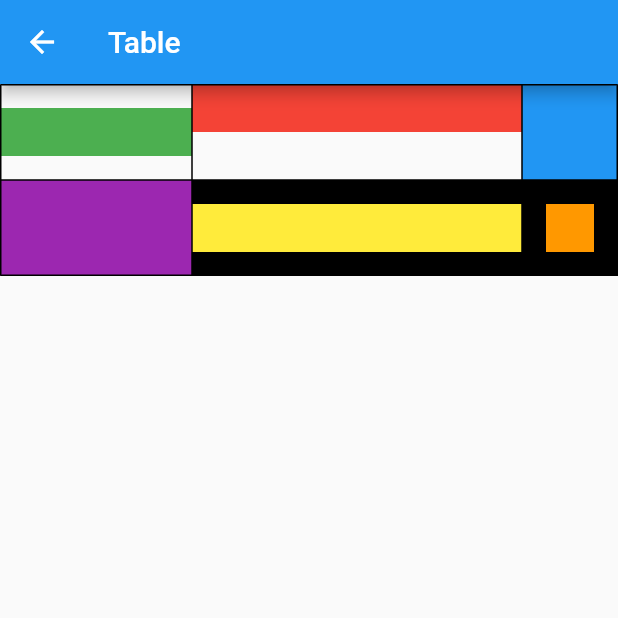
After one commit to socurites/flutter_app, a Flutter app: the screen it shows after launch, in the side drawer, after a tap on "Table", on a phone screen of 412 x 824 dp, the top half of it. The commit adds this screen. Run offline on Flutter 3.47's test engine with Material 2 defaults, Android fonts, the phone set to English and light mode, and no system bars.

Commit message:
Add table demo

```diff
--- a/lib/main.dart
+++ b/lib/main.dart
@@ -6,6 +6,7 @@ import 'package:flutter_app/page/demo_page_view.dart';
 import 'package:flutter_app/page/demo_scroll_view.dart';
 import 'package:flutter_app/page/demo_stack_view.dart';
 import 'package:flutter_app/page/demo_tab.dart';
+import 'package:flutter_app/page/demo_table_view.dart';
 import 'package:flutter_app/struct/floating_action_button_view.dart';
 import 'package:flutter_app/struct/quantity_counter_button_view.dart';
 
@@ -145,6 +146,16 @@ class MyHomePage extends StatelessWidget {
                       MaterialPageRoute(builder: (context) => DemoTabPage('Tab')));
                 },
               ),
+              ListTile(
+                title: Text('Table'),
+                trailing: Icon(Icons.navigate_next),
+                onTap: () {
+                  Navigator.of(context).pop();
+                  Navigator.push(
+                      context,
+                      MaterialPageRoute(builder: (context) => DemoTableViewPage('Table')));
+                },
+              ),
               SizedBox(
                 height: 40.0,
                 child: DecoratedBox(
--- /dev/null
+++ b/lib/page/demo_table_view.dart
@@ -0,0 +1,70 @@
+import 'package:flutter/material.dart';
+
+class DemoTableViewPage extends StatelessWidget {
+  DemoTableViewPage(this.pageTitle);
+
+  final String pageTitle;
+
+  @override
+  Widget build(BuildContext context) {
+    return Scaffold(
+      appBar: AppBar(
+        title: Text(this.pageTitle),
+      ),
+      body: Table(
+        border: TableBorder.all(),
+        columnWidths: const <int, TableColumnWidth> {
+          0: IntrinsicColumnWidth(),
+          1: FlexColumnWidth(),
+          2: FixedColumnWidth(64),
+        },
+        defaultVerticalAlignment: TableCellVerticalAlignment.middle,
+        children: <TableRow>[
+          TableRow(
+            children: [
+              Container(
+                height: 32,
+                  color: Colors.green,
+              ),
+              TableCell(
+                verticalAlignment: TableCellVerticalAlignment.top,
+                child: Container(
+                  height: 32,
+                  width: 32,
+                  color: Colors.red,
+                )
+              ),
+              Container(
+                height: 64,
+                color: Colors.blue,
+              )
+            ]
+          ),
+          TableRow(
+            decoration: const BoxDecoration(
+              color: Colors.black,
+            ),
+            children: [
+              Container(
+                height: 64,
+                width: 128,
+                color: Colors.purple
+              ),
+              Container(
+                height: 32,
+                color: Colors.yellow,
+              ),
+              Center(
+                child: Container(
+                  height: 32,
+                  width: 32,
+                  color: Colors.orange,
+                ),
+              ),
+            ]
+          )
+        ],
+      ),
+    );
+  }
+}
```
